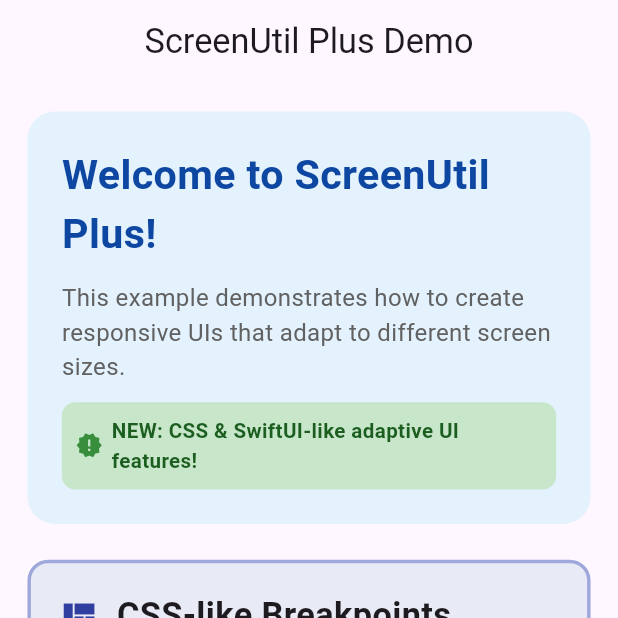
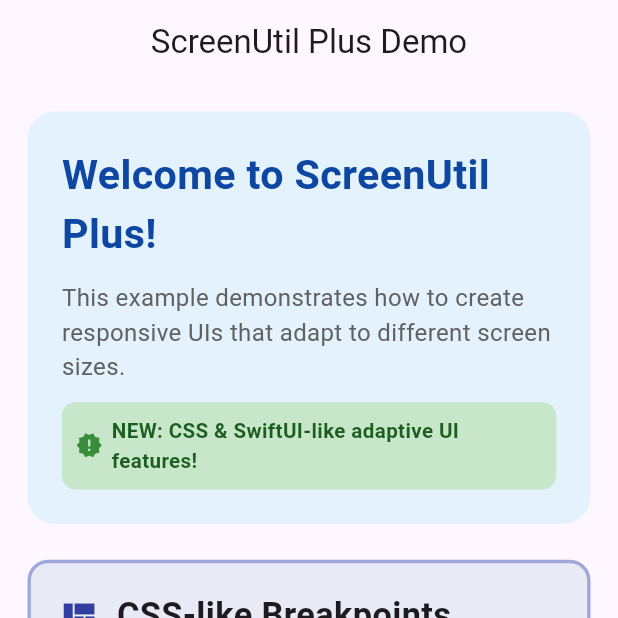
Before and after one commit to muhammadkamel/flutter_screenutil_plus, a Flutter app: the screen it shows after launch, on a phone screen of 412 x 824 dp, the top half of it. Run offline on Flutter 3.47's test engine with Material 3 defaults, Android fonts, the phone set to English and light mode, and no system bars; our stand-ins replace equatable.

Commit message:
refactor: remove TextStyle from AppBar in HomePage

```diff
--- a/example/lib/home_page.dart
+++ b/example/lib/home_page.dart
@@ -12,10 +12,7 @@ class _HomePageState extends State<HomePage> {
   @override
   Widget build(BuildContext context) {
     return Scaffold(
-      appBar: AppBar(
-        title: Text('ScreenUtil Plus Demo', style: TextStyle(fontSize: 20.sp)),
-        centerTitle: true,
-      ),
+      appBar: AppBar(title: Text('ScreenUtil Plus Demo'), centerTitle: true),
       body: SingleChildScrollView(
         padding: EdgeInsets.all(16.w),
         child: Column(
```
